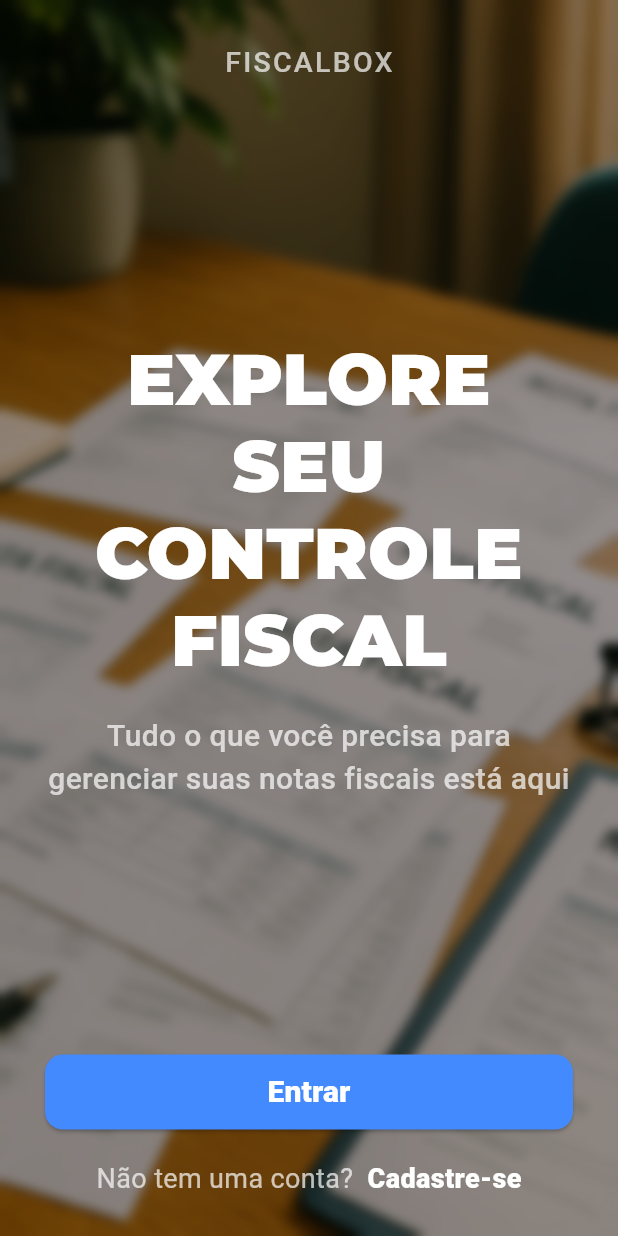
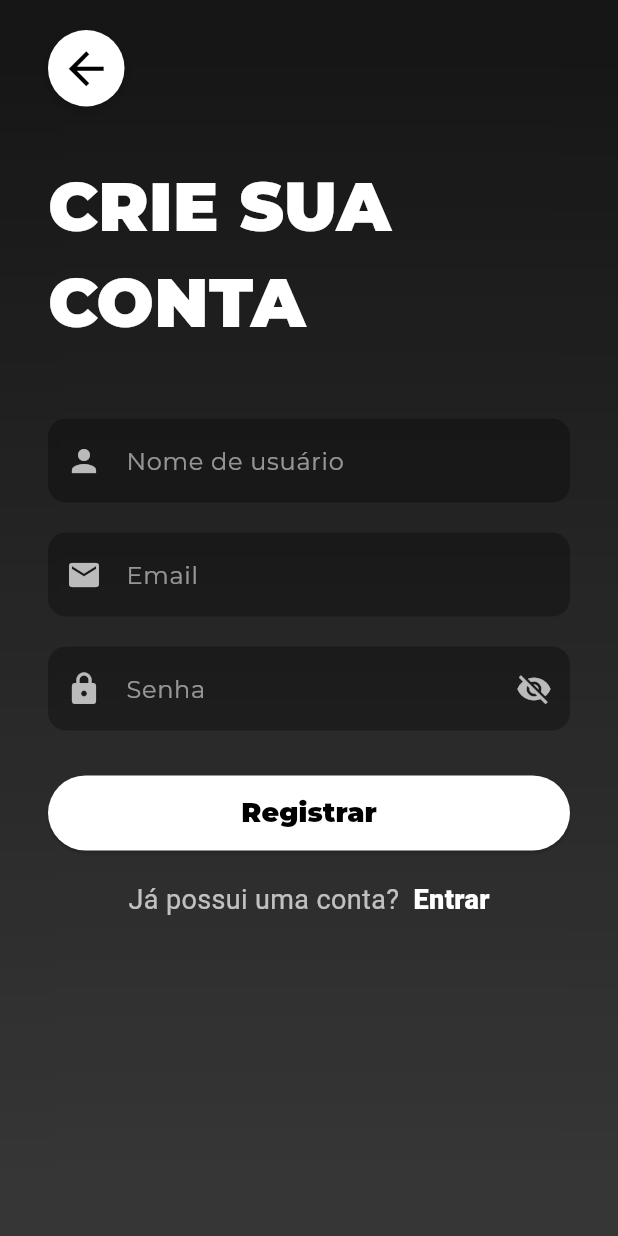
Before and after one commit to gui-bvr/projeto-portifolio-FiscalBox, a Flutter app: the screen it shows after launch, after a tap on an icon or button, on a phone screen of 412 x 824 dp. Run offline on Flutter 3.47's test engine with Material 3 defaults, Android fonts, the phone set to English and light mode, and no system bars; our stand-ins replace flutter_dotenv, get, supabase_flutter; accounts and stored records are empty; network calls fail; project files that could hold a hidden picture were left out.

Commit message:
Criação da página de registro

```diff
--- a/lib/app_routes.dart
+++ b/lib/app_routes.dart
@@ -2,11 +2,13 @@ import 'package:get/get.dart';
 import 'login_page.dart';
 import 'home_page.dart';
 import 'welcome_page.dart';
+import 'register_page.dart';
 
 class AppRoutes {
   static final routes = [
     GetPage(name: '/welcome', page: () => const WelcomePage()),
     GetPage(name: '/login', page: () => LoginPage()),
+    GetPage(name: '/register', page: () => RegisterPage()),
     GetPage(name: '/home', page: () => HomePage()),
   ];
 }
--- /dev/null
+++ b/lib/register_page.dart
@@ -0,0 +1,190 @@
+import 'dart:ui';
+import 'package:flutter/material.dart';
+import 'package:get/get.dart';
+
+class RegisterPage extends StatefulWidget {
+  const RegisterPage({super.key});
+
+  @override
+  State<RegisterPage> createState() => _RegisterPageState();
+}
+
+class _RegisterPageState extends State<RegisterPage> {
+  final _usernameController = TextEditingController();
+  final _emailController = TextEditingController();
+  final _passwordController = TextEditingController();
+  bool _obscurePassword = true;
+
+  @override
+  Widget build(BuildContext context) {
+    return Scaffold(
+      body: Stack(
+        children: [
+          Container(
+            decoration: const BoxDecoration(
+              gradient: LinearGradient(
+                colors: [Color(0xFF1A1A1A), Color.fromARGB(255, 69, 69, 69)],
+                begin: Alignment.topCenter,
+                end: Alignment.bottomCenter,
+              ),
+            ),
+          ),
+          // Efeito blur forte
+          BackdropFilter(
+            filter: ImageFilter.blur(sigmaX: 20, sigmaY: 20),
+            child: Container(
+              color: Colors.black.withOpacity(0.2),
+            ),
+          ),
+          SafeArea(
+            child: SingleChildScrollView(
+              padding: EdgeInsets.symmetric(horizontal: 32, vertical: 20),
+              child: Column(
+                crossAxisAlignment: CrossAxisAlignment.start,
+                children: [
+                  Container(
+                    decoration: BoxDecoration(
+                      color: Colors.white,
+                      shape: BoxShape.circle,
+                      boxShadow: [
+                        BoxShadow(
+                          color: Colors.black.withOpacity(0.2),
+                          blurRadius: 6,
+                          offset: Offset(0, 3),
+                        ),
+                      ],
+                    ),
+                    child: IconButton(
+                      icon: Icon(
+                        Icons.arrow_back,
+                        color: Colors.black,
+                        size: 35,
+                      ),
+                      onPressed: () => Get.back(),
+                    ),
+                  ),
+                  SizedBox(height: 35),
+                  Text(
+                    'CRIE SUA\nCONTA',
+                    style: TextStyle(
+                      fontFamily: 'Montserrat',
+                      fontSize: 45,
+                      fontWeight: FontWeight.w900,
+                      color: Colors.white,
+                    ),
+                  ),
+                  SizedBox(height: 45),
+                  _buildTextField(
+                    controller: _usernameController,
+                    icon: Icons.person,
+                    hint: 'Nome de usuário',
+                  ),
+                  SizedBox(height: 20),
+                  _buildTextField(
+                    controller: _emailController,
+                    icon: Icons.email,
+                    hint: 'Email',
+                  ),
+                  SizedBox(height: 20),
+                  _buildTextField(
+                    controller: _passwordController,
+                    icon: Icons.lock,
+                    hint: 'Senha',
+                    obscure: _obscurePassword,
+                    suffixIcon: IconButton(
+                      icon: Icon(
+                        _obscurePassword
+                            ? Icons.visibility_off
+                            : Icons.visibility,
+                        color: Colors.white70,
+                      ),
+                      onPressed: () {
+                        setState(() => _obscurePassword = !_obscurePassword);
+                      },
+                    ),
+                  ),
+                  const SizedBox(height: 30),
+                  SizedBox(
+                    width: double.infinity,
+                    height: 50,
+                    child: ElevatedButton(
+                      onPressed: () {},
+                      style: ElevatedButton.styleFrom(
+                        backgroundColor: Colors.white,
+                        foregroundColor: Colors.black,
+                        shape: RoundedRectangleBorder(
+                          borderRadius: BorderRadius.circular(30),
+                        ),
+                      ),
+                      child: const Text(
+                        'Registrar',
+                        style: TextStyle(
+                          fontFamily: 'Montserrat',
+                          fontSize: 18,
+                          fontWeight: FontWeight.w800,
+                        ),
+                      ),
+                    ),
+                  ),
+                  SizedBox(height: 20),
+                  Center(
+                    child: GestureDetector(
+                      onTap: () {
+                        Get.toNamed('/login');
+                      },
+                      child: Text.rich(
+                        TextSpan(
+                          text: 'Já possui uma conta? ',
+                          style: TextStyle(
+                            color: Colors.white70,
+                            fontSize: 18,
+                          ),
+                          children: const [
+                            TextSpan(
+                              text: ' Entrar',
+                              style: TextStyle(
+                                color: Colors.white,
+                                fontWeight: FontWeight.w800,
+                                fontSize: 18,
+                              ),
+                            )
+                          ],
+                        ),
+                      ),
+                    ),
+                  ),
+                ],
+              ),
+            ),
+          ),
+        ],
+      ),
+    );
+  }
+
+  Widget _buildTextField({
+    required TextEditingController controller,
+    required IconData icon,
+    required String hint,
+    bool obscure = false,
+    Widget? suffixIcon,
+  }) {
+    return TextField(
+      controller: controller,
+      obscureText: obscure,
+      style: TextStyle(fontFamily: 'Montserrat', color: Colors.white),
+      decoration: InputDecoration(
+        prefixIcon: Icon(icon, color: Colors.white70),
+        suffixIcon: suffixIcon,
+        hintText: hint,
+        hintStyle: TextStyle(color: Colors.white54),
+        filled: true,
+        fillColor: Colors.black.withOpacity(0.3),
+        border: OutlineInputBorder(
+          borderRadius: BorderRadius.circular(12),
+          borderSide: BorderSide.none,
+        ),
+      ),
+    );
+  }
+}
--- a/lib/welcome_page.dart
+++ b/lib/welcome_page.dart
@@ -68,20 +68,19 @@ class WelcomePage extends StatelessWidget {
                     width: double.infinity,
                     height: 50,
                     child: ElevatedButton(
+                      onPressed: () {},
                       style: ElevatedButton.styleFrom(
-                        backgroundColor: Colors.blueAccent,
+                        backgroundColor: Colors.white,
+                        foregroundColor: Colors.black,
                         shape: RoundedRectangleBorder(
-                          borderRadius: BorderRadius.circular(12),
+                          borderRadius: BorderRadius.circular(30),
                         ),
                       ),
-                      onPressed: () {
-                        Get.toNamed('/login');
-                      },
                       child: Text(
-                        'Entrar',
+                        'Fazer Login',
                         style: TextStyle(
-                          fontSize: 20,
-                          color: Colors.white,
+                          fontFamily: 'Montserrat',
+                          fontSize: 18,
                           fontWeight: FontWeight.w800,
                         ),
                       ),
```
